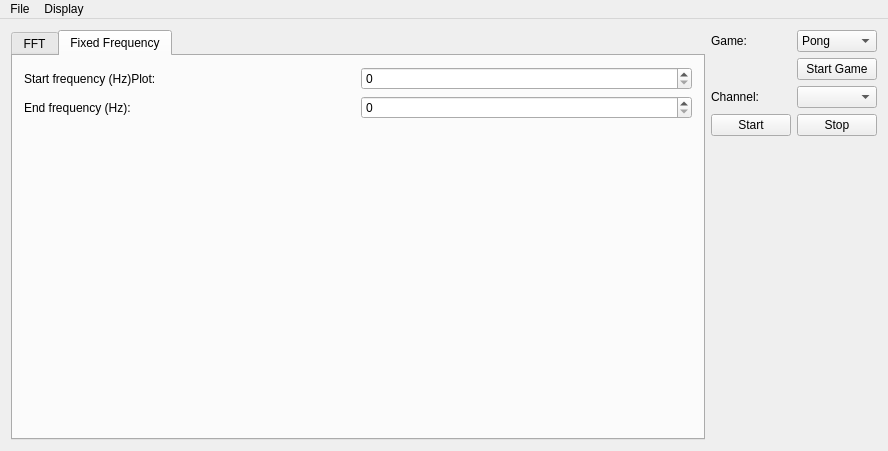
Qt form Brain_FrameWork/Epoch_GUI/mainwindow.ui (Babouchot/Epoch) before a commit.
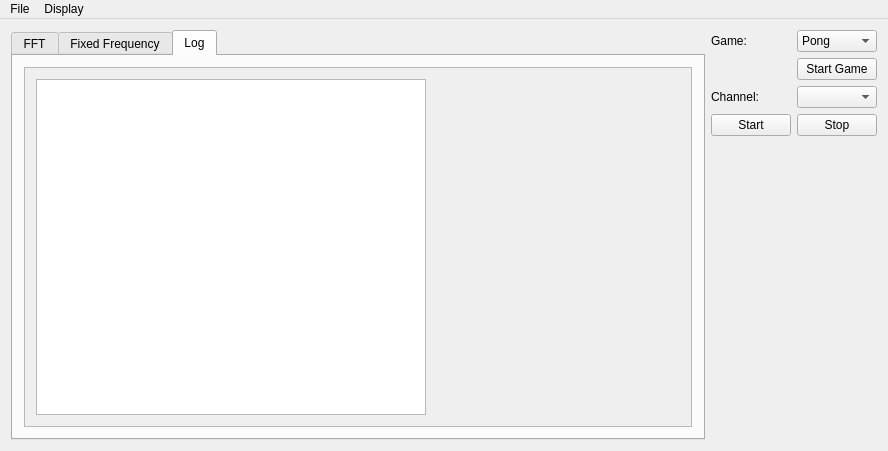
The same form after that commit. The open tabs and pages were chosen to show the change. Custom widgets are drawn as their Qt base class.

Commit message: Adding functionnal graphs to framework gui

Diff of the .ui file:
```diff
--- a/Brain_FrameWork/Epoch_GUI/mainwindow.ui
+++ b/Brain_FrameWork/Epoch_GUI/mainwindow.ui
@@ -45,7 +45,11 @@
            </widget>
           </item>
           <item>
-           <widget class="QSpinBox" name="spinBoxStart"/>
+           <widget class="QSpinBox" name="spinBoxStart">
+            <property name="maximum">
+             <number>127</number>
+            </property>
+           </widget>
           </item>
          </layout>
         </item>
@@ -59,7 +63,14 @@
            </widget>
           </item>
           <item>
-           <widget class="QSpinBox" name="spinBoxEnd"/>
+           <widget class="QSpinBox" name="spinBoxEnd">
+            <property name="minimum">
+             <number>1</number>
+            </property>
+            <property name="maximum">
+             <number>128</number>
+            </property>
+           </widget>
           </item>
          </layout>
         </item>
@@ -68,6 +79,48 @@
         </item>
        </layout>
       </widget>
+      <widget class="QWidget" name="logTab">
+       <attribute name="title">
+        <string>Log</string>
+       </attribute>
+       <layout class="QVBoxLayout" name="verticalLayout_2">
+        <item>
+         <widget class="QScrollArea" name="logScrollArea">
+          <property name="widgetResizable">
+           <bool>true</bool>
+          </property>
+          <widget class="QWidget" name="scrollAreaWidgetContents">
+           <property name="geometry">
+            <rect>
+             <x>0</x>
+             <y>0</y>
+             <width>408</width>
+             <height>355</height>
+            </rect>
+           </property>
+           <layout class="QVBoxLayout" name="verticalLayout_3">
+            <item>
+             <widget class="QTextBrowser" name="log">
+              <property name="minimumSize">
+               <size>
+                <width>390</width>
+                <height>0</height>
+               </size>
+              </property>
+              <property name="maximumSize">
+               <size>
+                <width>390</width>
+                <height>16777215</height>
+               </size>
+              </property>
+             </widget>
+            </item>
+           </layout>
+          </widget>
+         </widget>
+        </item>
+       </layout>
+      </widget>
      </widget>
     </item>
     <item>
```
Left out of the diff: 2 changed lines with no effect on the pictures. The commit also changes 3 other files.
